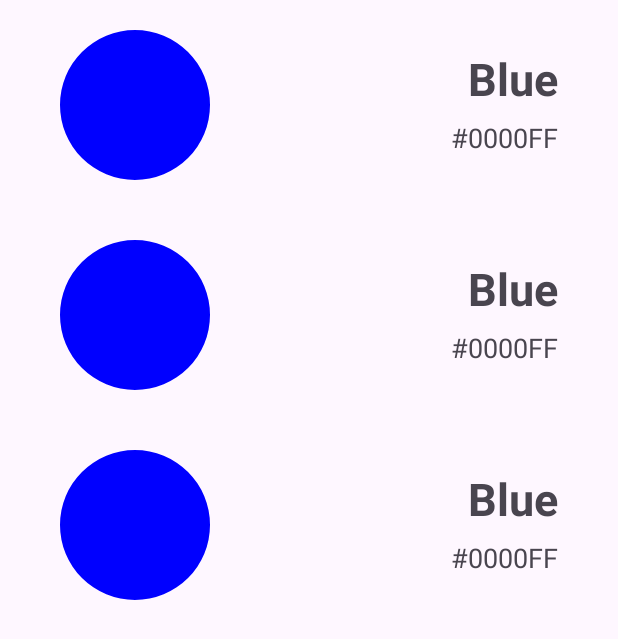
After one commit to GO-SOPT-ANDROID/sumin-bae, an Android app: the layout fragment_color_list.xml on its own in the app's theme, with its tools: preview values and no code run, on a phone screen of 412 x 824 dp. The commit adds this screen. Shown: the top 639 px of the screen. Run offline under Robolectric (Android 15) with nearby library versions, the phone set to English and light mode, and no system bars.

Commit message:
#2 [ui] 팔레트 페이지 ui 구성

```diff
--- a/app/src/main/java/org/android/go/sopt/presentation/home/follower/FollowerFragment.kt
+++ b/app/src/main/java/org/android/go/sopt/presentation/home/color/ColorListFragment.kt
@@ -1,9 +1,9 @@
-package org.android.go.sopt.presentation.home.follower
+package org.android.go.sopt.presentation.home.color
 
 import org.android.go.sopt.databinding.FragmentFollowerBinding
 import org.android.go.sopt.util.binding.ViewBindingFragment
 
-class FollowerFragment :
+class ColorListFragment :
     ViewBindingFragment<FragmentFollowerBinding>(FragmentFollowerBinding::inflate) {
 
 }
--- /dev/null
+++ b/app/src/main/res/drawable/ic_color_list.xml
@@ -0,0 +1,5 @@
+<vector android:height="24dp" android:tint="#FFFFFF"
+    android:viewportHeight="24" android:viewportWidth="24"
+    android:width="24dp" xmlns:android="http://schemas.android.com/apk/res/android">
+    <path android:fillColor="@android:color/white" android:pathData="M12,2C6.49,2 2,6.49 2,12s4.49,10 10,10c1.38,0 2.5,-1.12 2.5,-2.5c0,-0.61 -0.23,-1.2 -0.64,-1.67c-0.08,-0.1 -0.13,-0.21 -0.13,-0.33c0,-0.28 0.22,-0.5 0.5,-0.5H16c3.31,0 6,-2.69 6,-6C22,6.04 17.51,2 12,2zM17.5,13c-0.83,0 -1.5,-0.67 -1.5,-1.5c0,-0.83 0.67,-1.5 1.5,-1.5s1.5,0.67 1.5,1.5C19,12.33 18.33,13 17.5,13zM14.5,9C13.67,9 13,8.33 13,7.5C13,6.67 13.67,6 14.5,6S16,6.67 16,7.5C16,8.33 15.33,9 14.5,9zM5,11.5C5,10.67 5.67,10 6.5,10S8,10.67 8,11.5C8,12.33 7.33,13 6.5,13S5,12.33 5,11.5zM11,7.5C11,8.33 10.33,9 9.5,9S8,8.33 8,7.5C8,6.67 8.67,6 9.5,6S11,6.67 11,7.5z"/>
+</vector>
--- /dev/null
+++ b/app/src/main/res/layout/fragment_color_list.xml
@@ -0,0 +1,21 @@
+<?xml version="1.0" encoding="utf-8"?>
+<androidx.constraintlayout.widget.ConstraintLayout xmlns:android="http://schemas.android.com/apk/res/android"
+    xmlns:app="http://schemas.android.com/apk/res-auto"
+    xmlns:tools="http://schemas.android.com/tools"
+    android:layout_width="match_parent"
+    android:layout_height="match_parent"
+    tools:context=".presentation.home.color.ColorListFragment">
+
+    <androidx.recyclerview.widget.RecyclerView
+        android:id="@+id/rv_colors"
+        android:layout_width="0dp"
+        android:layout_height="0dp"
+        android:orientation="vertical"
+        app:layoutManager="androidx.recyclerview.widget.LinearLayoutManager"
+        app:layout_constraintBottom_toBottomOf="parent"
+        app:layout_constraintEnd_toEndOf="parent"
+        app:layout_constraintStart_toStartOf="parent"
+        app:layout_constraintTop_toTopOf="parent"
+        tools:listitem="@layout/item_color" />
+
+</androidx.constraintlayout.widget.ConstraintLayout>
--- /dev/null
+++ b/app/src/main/res/layout/item_color.xml
@@ -0,0 +1,42 @@
+<?xml version="1.0" encoding="utf-8"?>
+<androidx.constraintlayout.widget.ConstraintLayout xmlns:android="http://schemas.android.com/apk/res/android"
+    xmlns:app="http://schemas.android.com/apk/res-auto"
+    xmlns:tools="http://schemas.android.com/tools"
+    android:layout_width="match_parent"
+    android:layout_height="wrap_content"
+    android:paddingHorizontal="40dp"
+    android:paddingVertical="20dp">
+
+    <com.google.android.material.imageview.ShapeableImageView
+        android:id="@+id/iv_color"
+        android:layout_width="100dp"
+        android:layout_height="0dp"
+        app:layout_constraintDimensionRatio="1:1"
+        app:layout_constraintStart_toStartOf="parent"
+        app:layout_constraintTop_toTopOf="parent"
+        app:shapeAppearance="@style/ShapeAppearance.Circle"
+        tools:src="@color/default_blue" />
+
+    <TextView
+        android:id="@+id/tv_color_name"
+        android:layout_width="wrap_content"
+        android:layout_height="wrap_content"
+        android:layout_marginTop="16dp"
+        android:includeFontPadding="false"
+        android:textSize="30sp"
+        android:textStyle="bold"
+        app:layout_constraintEnd_toEndOf="parent"
+        app:layout_constraintTop_toTopOf="parent"
+        tools:text="@string/color_name" />
+
+    <TextView
+        android:id="@+id/tv_color_hex"
+        android:layout_width="wrap_content"
+        android:layout_height="wrap_content"
+        android:layout_marginBottom="16dp"
+        android:textSize="18sp"
+        app:layout_constraintBottom_toBottomOf="@+id/iv_color"
+        app:layout_constraintEnd_toEndOf="@+id/tv_color_name"
+        tools:text="@string/color_hex" />
+
+</androidx.constraintlayout.widget.ConstraintLayout>
--- a/app/src/main/res/menu/home_menu.xml
+++ b/app/src/main/res/menu/home_menu.xml
@@ -1,9 +1,9 @@
 <?xml version="1.0" encoding="utf-8"?>
 <menu xmlns:android="http://schemas.android.com/apk/res/android">
     <item
-        android:id="@+id/follower_fragment"
-        android:icon="@drawable/ic_follower"
-        android:title="@string/menu_follower" />
+        android:id="@+id/color_list_fragment"
+        android:icon="@drawable/ic_color_list"
+        android:title="@string/menu_color_list" />
     <item
         android:id="@+id/gallery_fragment"
         android:icon="@drawable/ic_gallery"
--- a/app/src/main/res/values/colors.xml
+++ b/app/src/main/res/values/colors.xml
@@ -7,4 +7,7 @@
     <color name="teal_700">#FF018786</color>
     <color name="black">#FF000000</color>
     <color name="white">#FFFFFFFF</color>
+
+    <color name="default_blue">#0000FF</color>
+
 </resources>
--- /dev/null
+++ b/app/src/main/res/values/shapes.xml
@@ -0,0 +1,6 @@
+<?xml version="1.0" encoding="utf-8"?>
+<resources>
+    <style name="ShapeAppearance.Circle" parent="">
+        <item name="cornerSize">50%</item>
+    </style>
+</resources>
--- a/app/src/main/res/values/strings.xml
+++ b/app/src/main/res/values/strings.xml
@@ -28,10 +28,16 @@
 
     <string name="profile_name">이름 :&#160;</string>
     <string name="profile_specialty">특기 :&#160;</string>
+
     <!-- TODO: Remove or change this placeholder text -->
     <string name="hello_blank_fragment">Hello blank fragment</string>
-    <string name="menu_follower">팔로워</string>
+
+    <string name="menu_color_list">팔레트</string>
     <string name="menu_gallery">갤러리</string>
     <string name="menu_search">검색</string>
     <string name="menu_my_page">내 정보</string>
+
+    <string name="color_name">Blue</string>
+    <string name="color_hex">#0000FF</string>
+    <string name="color_list_header">Blue Palette</string>
 </resources>
```
Also changed, not shown: app/src/main/res/layout/fragment_follower.xml (deleted, +0 -14 lines), app/src/main/res/layout/item_color_header.xml (added, +19 -0 lines), app/src/main/res/navigation/nav_graph.xml (+4 -4 lines).
